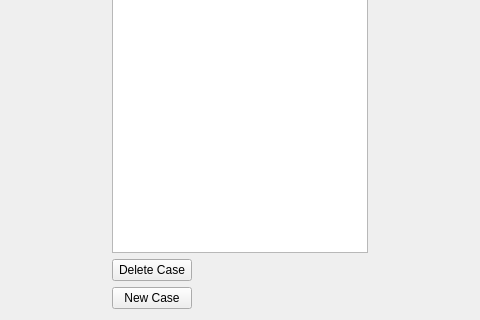
This is CaseVisualizer/CaseVisualizer.ui in MHesham/CaseVisualizer as Qt 5 draws it before an edit; both pictures show x 400 to 880 and y 246 to 566 of the 1280 by 566 pixel window. The edited form follows.
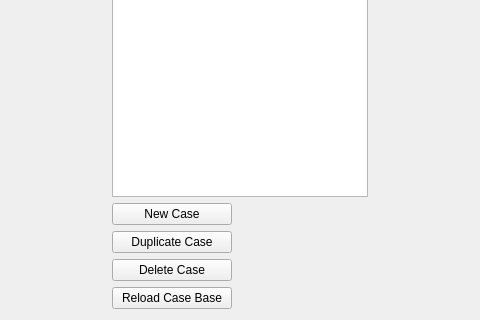
This is the edited form.

Commit message: Add functionality of Reload Case Base from current loaded case file and Duplicate selected case Fix bug in DeleteCase as well

What changed in the file:
```diff
--- a/CaseVisualizer/CaseVisualizer.ui
+++ b/CaseVisualizer/CaseVisualizer.ui
@@ -67,19 +67,6 @@
           </property>
          </widget>
         </item>
-        <item>
-         <widget class="QPushButton" name="btnDeleteCase">
-          <property name="sizePolicy">
-           <sizepolicy hsizetype="Fixed" vsizetype="Fixed">
-            <horstretch>0</horstretch>
-            <verstretch>0</verstretch>
-           </sizepolicy>
-          </property>
-          <property name="text">
-           <string>Delete Case</string>
-          </property>
-         </widget>
-        </item>
         <item>
          <widget class="QPushButton" name="btnNewCase">
           <property name="sizePolicy">
@@ -88,11 +75,74 @@
             <verstretch>0</verstretch>
            </sizepolicy>
           </property>
+          <property name="minimumSize">
+           <size>
+            <width>120</width>
+            <height>0</height>
+           </size>
+          </property>
           <property name="text">
            <string>New Case</string>
           </property>
          </widget>
         </item>
+        <item>
+         <widget class="QPushButton" name="bntDupCase">
+          <property name="sizePolicy">
+           <sizepolicy hsizetype="Fixed" vsizetype="Fixed">
+            <horstretch>0</horstretch>
+            <verstretch>0</verstretch>
+           </sizepolicy>
+          </property>
+          <property name="minimumSize">
+           <size>
+            <width>120</width>
+            <height>0</height>
+           </size>
+          </property>
+          <property name="text">
+           <string>Duplicate Case</string>
+          </property>
+         </widget>
+        </item>
+        <item>
+         <widget class="QPushButton" name="btnDeleteCase">
+          <property name="sizePolicy">
+           <sizepolicy hsizetype="Fixed" vsizetype="Fixed">
+            <horstretch>0</horstretch>
+            <verstretch>0</verstretch>
+           </sizepolicy>
+          </property>
+          <property name="minimumSize">
+           <size>
+            <width>120</width>
+            <height>0</height>
+           </size>
+          </property>
+          <property name="text">
+           <string>Delete Case</string>
+          </property>
+         </widget>
+        </item>
+        <item>
+         <widget class="QPushButton" name="btnReloadCB">
+          <property name="sizePolicy">
+           <sizepolicy hsizetype="Fixed" vsizetype="Fixed">
+            <horstretch>0</horstretch>
+            <verstretch>0</verstretch>
+           </sizepolicy>
+          </property>
+          <property name="minimumSize">
+           <size>
+            <width>120</width>
+            <height>0</height>
+           </size>
+          </property>
+          <property name="text">
+           <string>Reload Case Base</string>
+          </property>
+         </widget>
+        </item>
        </layout>
       </item>
      </layout>
```
The commit also changes 4 other files.
